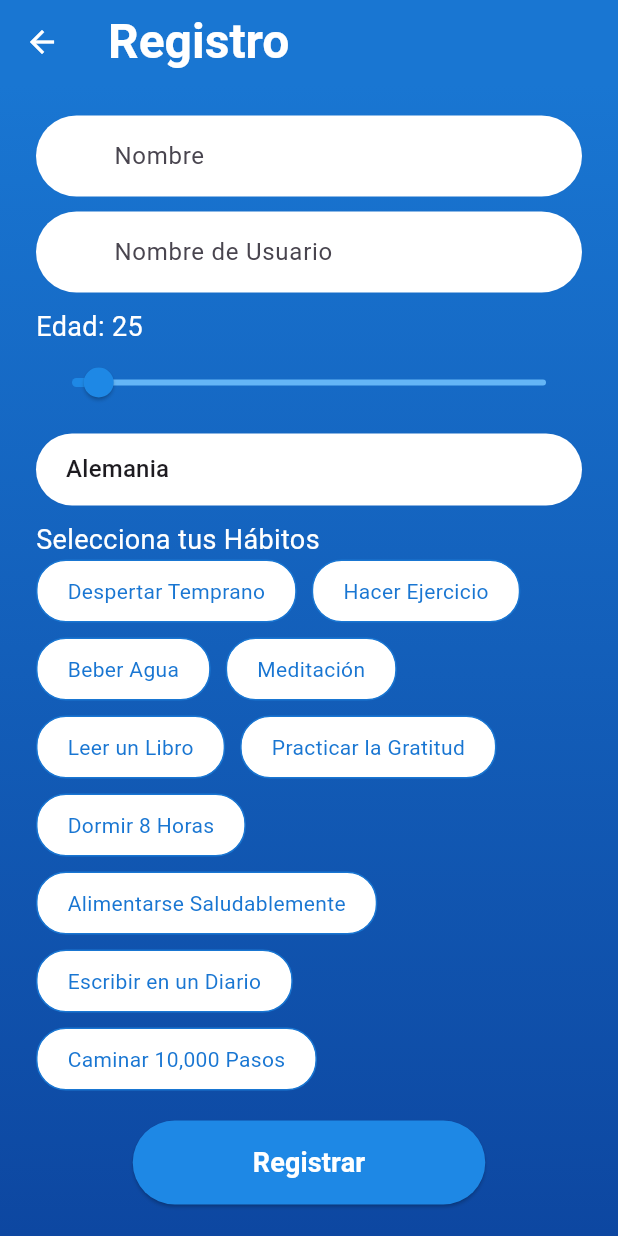
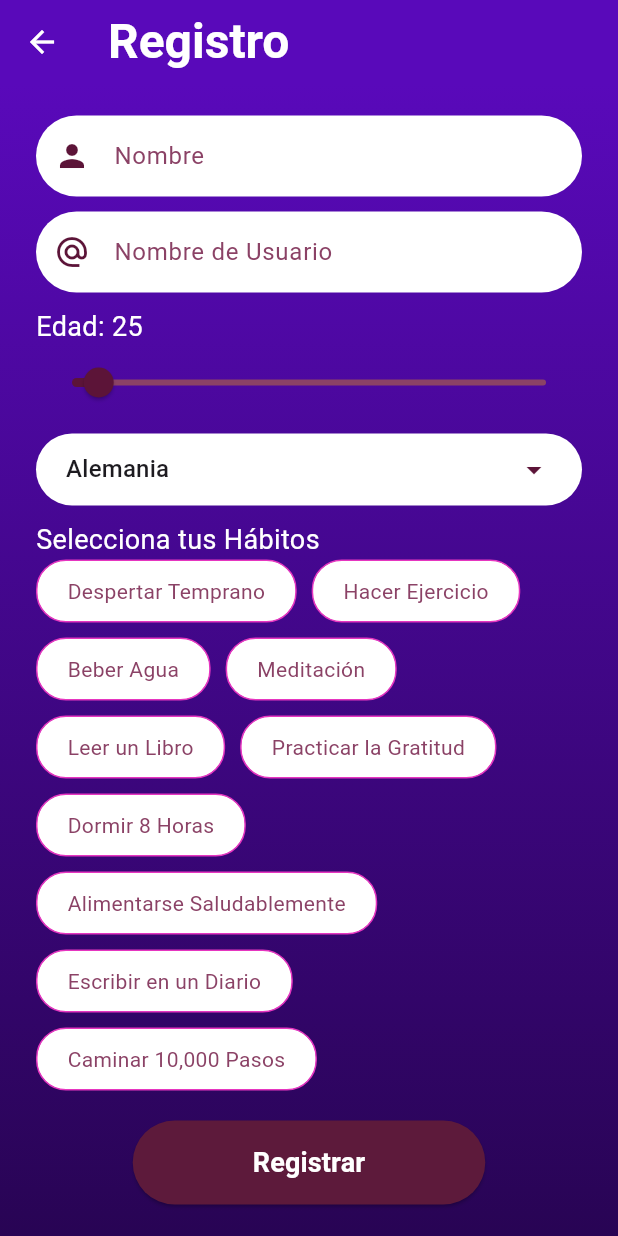
Before and after one commit to GastonBartolucci05/DailyHabit_app, a Flutter app: the screen it shows after launch, after a tap on "Registrarse", on a phone screen of 412 x 824 dp. Run offline on Flutter 3.47's test engine with Material 3 defaults, Android fonts, the phone set to English and light mode, and no system bars.

Commit message:
update login, register screen

```diff
--- a/lib/screens/login_screen.dart
+++ b/lib/screens/login_screen.dart
@@ -16,8 +16,29 @@
   final String defaultPassword = 'password123';
 
   void _login() {
-    // La lógica de inicio de sesión va aquí
-    print("login logic here");
+    final username = _usernameController.text.trim();
+    final password = _passwordController.text.trim();
+
+    if (username.isEmpty || password.isEmpty) {
+      ScaffoldMessenger.of(context).showSnackBar(
+        const SnackBar(
+          content: Text('Por favor completá usuario y contraseña'),
+        ),
+      );
+      return;
+    }
+
+    if (username != defaultUsername || password != defaultPassword) {
+      ScaffoldMessenger.of(context).showSnackBar(
+        const SnackBar(
+          content: Text('El usuario o la contraseña son incorrectos'),
+        ),
+      );
+      return;
+    }
+
+    // Si llega hasta acá, el login fue exitoso
+    // Navigator.pushReplacement(...) a la Home
   }
 
   @override
@@ -26,7 +47,7 @@
       body: Container(
         decoration: BoxDecoration(
           gradient: LinearGradient(
-            colors: [const Color(0x5909BA), const Color(0x280454)],
+            colors: [const Color(0xFF5909BA), const Color(0xFF280454)],
             begin: Alignment.topCenter,
             end: Alignment.bottomCenter,
           ),
@@ -56,9 +77,10 @@
                     decoration: InputDecoration(
                       prefixIcon: Icon(
                         Icons.email,
-                        color: const Color(0x8B4266),
+                        color: const Color(0xFF8B4266),
                       ),
                       hintText: 'Ingresa el nombre de usuario',
+                      hintStyle: TextStyle(color: const Color(0xFF8B4266)),
                       border: InputBorder.none,
                       contentPadding: const EdgeInsets.symmetric(
                         horizontal: 20,
@@ -79,9 +101,10 @@
                     decoration: InputDecoration(
                       prefixIcon: Icon(
                         Icons.lock,
-                        color: const Color(0x8B4266),
+                        color: const Color(0xFF8B4266),
                       ),
                       hintText: 'Ingresa la contraseña',
+                      hintStyle: TextStyle(color: const Color(0xFF8B4266)),
                       border: InputBorder.none,
                       contentPadding: const EdgeInsets.symmetric(
                         horizontal: 20,
@@ -107,7 +130,7 @@
                 ElevatedButton(
                   onPressed: _login,
                   style: ElevatedButton.styleFrom(
-                    backgroundColor: const Color(0x040404),
+                    backgroundColor: const Color(0xFF040404),
                     shape: RoundedRectangleBorder(
                       borderRadius: BorderRadius.circular(30.0),
                     ),
--- a/lib/screens/regitser_screen.dart
+++ b/lib/screens/regitser_screen.dart
@@ -58,7 +58,24 @@
   }
 
   void _register() async {
-    // lógica de registro por ahora
+    final name = _nameController.text.trim();
+    final username = _usernameController.text.trim();
+
+    if (name.isEmpty || username.isEmpty) {
+      ScaffoldMessenger.of(context).showSnackBar(
+        const SnackBar(content: Text('Por favor completá todos los campos')),
+      );
+      return;
+    }
+
+    if (selectedHabits.isEmpty) {
+      ScaffoldMessenger.of(context).showSnackBar(
+        const SnackBar(content: Text('Seleccioná al menos un hábito')),
+      );
+      return;
+    }
+
+    // Si llega hasta acá, el registro fue exitoso
     print("lógica de registro aquí");
   }
 
@@ -66,7 +83,7 @@
   Widget build(BuildContext context) {
     return Scaffold(
       appBar: AppBar(
-        backgroundColor: Colors.blue.shade700,
+        backgroundColor: const Color(0xFF5909BA),
         title: const Text(
           'Registro',
           style: TextStyle(
@@ -88,7 +105,7 @@
       body: Container(
         decoration: BoxDecoration(
           gradient: LinearGradient(
-            colors: [Colors.blue.shade700, Colors.blue.shade900],
+            colors: [const Color(0xFF5909BA), const Color(0xFF280454)],
             begin: Alignment.topCenter,
             end: Alignment.bottomCenter,
           ),
@@ -119,8 +136,8 @@
                   min: 21,
                   max: 100,
                   divisions: 79,
-                  activeColor: Colors.blue.shade600,
-                  inactiveColor: Colors.blue.shade300,
+                  activeColor: const Color(0xFF5C1438),
+                  inactiveColor: const Color(0xFF8B4266),
                   onChanged: (double value) {
                     setState(() {
                       _age = value;
@@ -148,17 +165,17 @@
                         ),
                         decoration: BoxDecoration(
                           color: isSelected
-                              ? Colors.blue.shade600
+                              ? const Color(0xFF8B4266)
                               : Colors.white,
                           borderRadius: BorderRadius.circular(20),
-                          border: Border.all(color: Colors.blue.shade700),
+                          border: Border.all(color: const Color(0xFFE636C0)),
                         ),
                         child: Text(
                           habit,
                           style: TextStyle(
                             color: isSelected
                                 ? Colors.white
-                                : Colors.blue.shade700,
+                                : const Color(0xFF8B4266),
                           ),
                         ),
                       ),
@@ -170,7 +187,7 @@
                   child: ElevatedButton(
                     onPressed: _register,
                     style: ElevatedButton.styleFrom(
-                      backgroundColor: Colors.blue.shade600,
+                      backgroundColor: const Color(0xFF5D1A3B),
                       shape: RoundedRectangleBorder(
                         borderRadius: BorderRadius.circular(30.0),
                       ),
@@ -210,8 +227,9 @@
       child: TextField(
         controller: controller,
         decoration: InputDecoration(
-          prefixIcon: Icon(icon, color: const Color(0x5C1438)),
+          prefixIcon: Icon(icon, color: const Color(0xFF5C1438)),
           hintText: hint,
+          hintStyle: TextStyle(color: const Color(0xFF8B4266)),
           border: InputBorder.none,
           contentPadding: const EdgeInsets.symmetric(
             horizontal: 20,
@@ -231,7 +249,7 @@
       ),
       child: DropdownButton<String>(
         value: _country,
-        icon: Icon(Icons.arrow_drop_down, color: const Color(0x5C1438)),
+        icon: Icon(Icons.arrow_drop_down, color: const Color(0xFF5C1438)),
         isExpanded: true,
         underline: const SizedBox(),
         items: _countries.map((String value) {
```
